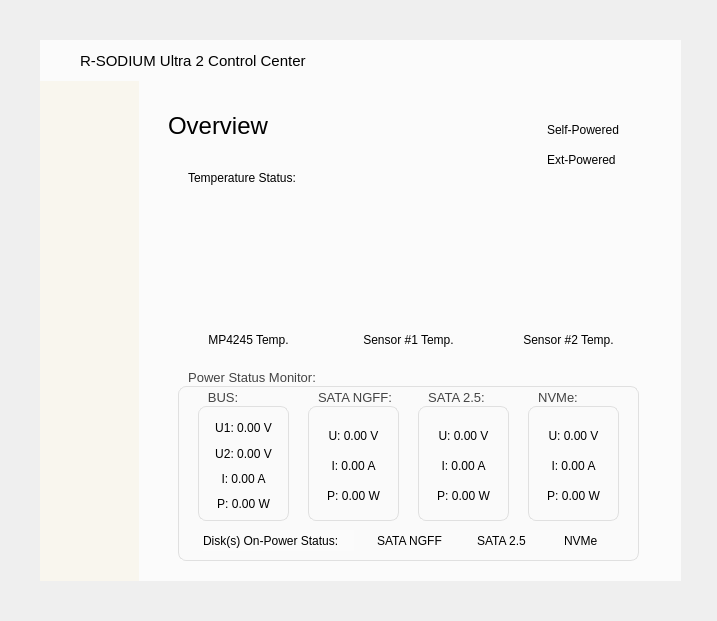
This is main.ui in barryblueice/R-SODIUM-Ultra-2-Control-Center as Qt 5 draws it before an edit. The edited form follows.
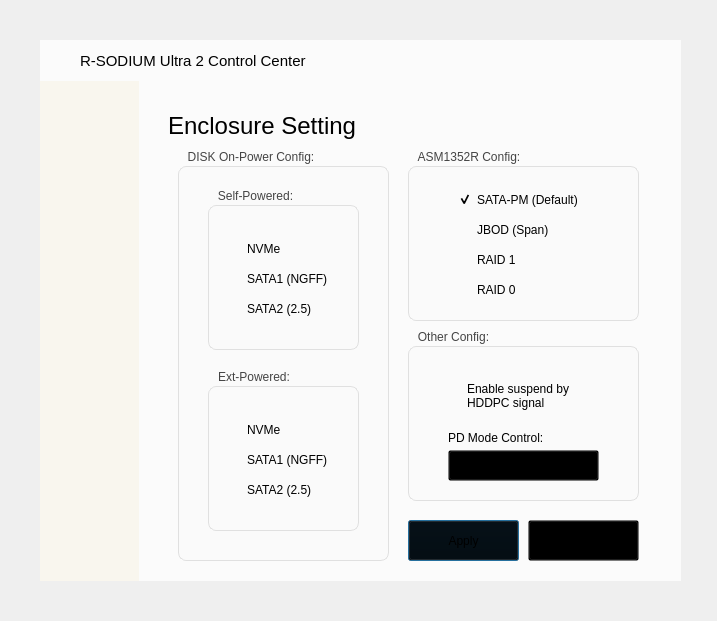
This is the edited form. Icons and pictures are not drawn. Custom widgets are drawn as their Qt base class.

Diff of the .ui file:
```diff
--- a/main.ui
+++ b/main.ui
@@ -602,7 +602,7 @@
      </property>
      <property name="font">
       <font>
-       <family>Segoe UI</family>
+       <family>Microsoft YaHei UI</family>
       </font>
      </property>
      <property name="autoFillBackground">
@@ -692,16 +692,16 @@
       <widget class="QGroupBox" name="groupBox">
        <property name="geometry">
         <rect>
-         <x>20</x>
-         <y>70</y>
-         <width>231</width>
-         <height>401</height>
+         <x>40</x>
+         <y>60</y>
+         <width>211</width>
+         <height>411</height>
         </rect>
        </property>
        <property name="font">
         <font>
-         <family>Segoe UI</family>
-         <pointsize>10</pointsize>
+         <family>Microsoft YaHei UI</family>
+         <pointsize>9</pointsize>
         </font>
        </property>
        <property name="styleSheet">
@@ -728,7 +728,7 @@
          <rect>
           <x>30</x>
           <y>39</y>
-          <width>171</width>
+          <width>151</width>
           <height>161</height>
          </rect>
         </property>
@@ -738,7 +738,7 @@
         <widget class="QCheckBox" name="self_sata1_pwr_checked">
          <property name="geometry">
           <rect>
-           <x>30</x>
+           <x>20</x>
            <y>80</y>
            <width>121</width>
            <height>19</height>
@@ -759,7 +759,7 @@
         <widget class="QCheckBox" name="self_sata2_pwr_checked">
          <property name="geometry">
           <rect>
-           <x>30</x>
+           <x>20</x>
            <y>110</y>
            <width>121</width>
            <height>19</height>
@@ -780,7 +780,7 @@
         <widget class="QCheckBox" name="self_nvme_pwr_checked">
          <property name="geometry">
           <rect>
-           <x>30</x>
+           <x>20</x>
            <y>50</y>
            <width>83</width>
            <height>19</height>
@@ -804,7 +804,7 @@
          <rect>
           <x>30</x>
           <y>220</y>
-          <width>171</width>
+          <width>151</width>
           <height>161</height>
          </rect>
         </property>
@@ -814,7 +814,7 @@
         <widget class="QCheckBox" name="ext_sata1_pwr_checked">
          <property name="geometry">
           <rect>
-           <x>30</x>
+           <x>20</x>
            <y>80</y>
            <width>121</width>
            <height>19</height>
@@ -835,7 +835,7 @@
         <widget class="QCheckBox" name="ext_sata2_pwr_checked">
          <property name="geometry">
           <rect>
-           <x>30</x>
+           <x>20</x>
            <y>110</y>
            <width>121</width>
            <height>19</height>
@@ -856,7 +856,7 @@
         <widget class="QCheckBox" name="ext_nvme_pwr_checked">
          <property name="geometry">
           <rect>
-           <x>30</x>
+           <x>20</x>
            <y>50</y>
            <width>83</width>
            <height>19</height>
@@ -880,15 +880,15 @@
        <property name="geometry">
         <rect>
          <x>270</x>
-         <y>70</y>
+         <y>60</y>
          <width>231</width>
          <height>171</height>
         </rect>
        </property>
        <property name="font">
         <font>
-         <family>Segoe UI</family>
-         <pointsize>10</pointsize>
+         <family>Microsoft YaHei UI</family>
+         <pointsize>9</pointsize>
         </font>
        </property>
        <property name="styleSheet">
@@ -1005,15 +1005,15 @@
        <property name="geometry">
         <rect>
          <x>270</x>
-         <y>250</y>
+         <y>240</y>
          <width>231</width>
-         <height>161</height>
+         <height>171</height>
         </rect>
        </property>
        <property name="font">
         <font>
-         <family>Segoe UI</family>
-         <pointsize>10</pointsize>
+         <family>Microsoft YaHei UI</family>
+         <pointsize>9</pointsize>
         </font>
        </property>
        <property name="styleSheet">
@@ -1039,7 +1039,7 @@
         <property name="geometry">
          <rect>
           <x>40</x>
-          <y>40</y>
+          <y>50</y>
           <width>151</width>
           <height>31</height>
          </rect>
@@ -1061,7 +1061,7 @@
         <property name="geometry">
          <rect>
           <x>40</x>
-          <y>110</y>
+          <y>120</y>
           <width>151</width>
           <height>31</height>
          </rect>
@@ -1097,7 +1097,7 @@
         <property name="geometry">
          <rect>
           <x>40</x>
-          <y>90</y>
+          <y>100</y>
           <width>131</width>
           <height>16</height>
          </rect>
@@ -1982,7 +1982,7 @@
         <rect>
          <x>40</x>
          <y>290</y>
-         <width>171</width>
+         <width>211</width>
          <height>181</height>
         </rect>
        </property>
@@ -2010,7 +2010,7 @@
          <rect>
           <x>30</x>
           <y>30</y>
-          <width>111</width>
+          <width>151</width>
           <height>41</height>
          </rect>
         </property>
@@ -2023,7 +2023,7 @@
          <rect>
           <x>30</x>
           <y>80</y>
-          <width>111</width>
+          <width>151</width>
           <height>41</height>
          </rect>
         </property>
@@ -2036,7 +2036,7 @@
          <rect>
           <x>30</x>
           <y>130</y>
-          <width>111</width>
+          <width>151</width>
           <height>41</height>
          </rect>
         </property>
@@ -2115,7 +2115,7 @@
          <string/>
         </property>
        </widget>
-       <widget class="QCheckBox" name="curve_mode_btn">
+       <widget class="QCheckBox" name="curve_mode_checked">
         <property name="geometry">
          <rect>
           <x>330</x>
@@ -2142,7 +2142,7 @@
          <bool>true</bool>
         </property>
        </widget>
-       <widget class="QCheckBox" name="fixed_mode_btn">
+       <widget class="QCheckBox" name="fixed_mode_checked">
         <property name="geometry">
          <rect>
           <x>330</x>
@@ -2166,7 +2166,7 @@
          <bool>true</bool>
         </property>
        </widget>
-       <widget class="QCheckBox" name="fullon_mode_btn">
+       <widget class="QCheckBox" name="fullon_mode_checked">
         <property name="geometry">
          <rect>
           <x>330</x>
@@ -2212,19 +2212,41 @@
           <height>181</height>
          </rect>
         </property>
+        <property name="styleSheet">
+         <string notr="true">#FanSettingWidget {
+    background-color: transparent;
+}
+
+#FanSettingWidget[disabledState=&quot;true&quot;] {
+    background-color: rgba(255, 255, 255, 200);
+}</string>
+        </property>
         <property name="currentIndex">
          <number>0</number>
         </property>
-        <widget class="FanCurveWidget" name="FanCurveSetting"/>
+        <widget class="FanCurveWidget" name="FanCurveWidget"/>
         <widget class="FanNoCurveWidget" name="FanNoCurveWidget"/>
        </widget>
+       <widget class="QWidget" name="FanSettingDisabledWidget" native="true">
+        <property name="geometry">
+         <rect>
+          <x>19</x>
+          <y>30</y>
+          <width>271</width>
+          <height>181</height>
+         </rect>
+        </property>
+        <property name="styleSheet">
+         <string notr="true">background-color: rgba(250, 250, 250, 180);</string>
+        </property>
+       </widget>
       </widget>
       <widget class="QGroupBox" name="groupBox_8">
        <property name="geometry">
         <rect>
-         <x>230</x>
+         <x>270</x>
          <y>290</y>
-         <width>271</width>
+         <width>231</width>
          <height>121</height>
         </rect>
        </property>
@@ -2250,7 +2272,7 @@
        <widget class="QLabel" name="label_18">
         <property name="geometry">
          <rect>
-          <x>60</x>
+          <x>35</x>
           <y>40</y>
           <width>161</width>
           <height>21</height>
@@ -2263,7 +2285,7 @@
        <widget class="QSpinBox" name="temp_setting_spinbox">
         <property name="geometry">
          <rect>
-          <x>90</x>
+          <x>65</x>
           <y>70</y>
           <width>70</width>
           <height>31</height>
@@ -2279,7 +2301,7 @@
        <widget class="QLabel" name="temp_setting_show">
         <property name="geometry">
          <rect>
-          <x>170</x>
+          <x>145</x>
           <y>70</y>
           <width>41</width>
           <height>31</height>
@@ -2608,24 +2630,6 @@
         <string>Apply</string>
        </property>
       </widget>
-      <widget class="QCheckBox" name="fahrenheit_celsius_switch_checked">
-       <property name="geometry">
-        <rect>
-         <x>60</x>
-         <y>300</y>
-         <width>381</width>
-         <height>21</height>
-        </rect>
-       </property>
-       <property name="styleSheet">
-        <string notr="true">QCheckBox {
-    background: transparent;
-}</string>
-       </property>
-       <property name="text">
-        <string>Use Fahrenheit for temperature (Celsius by default)</string>
-       </property>
-      </widget>
       <widget class="QCheckBox" name="minimized_startup_checked_2">
        <property name="geometry">
         <rect>
@@ -2651,10 +2655,10 @@
    <zorder>topbar</zorder>
    <zorder>about_interface</zorder>
    <zorder>oled_setting_interface</zorder>
-   <zorder>enclosure_setting_interface</zorder>
-   <zorder>controller_setting_interface</zorder>
-   <zorder>center_setting_interface</zorder>
    <zorder>overview_interface</zorder>
+   <zorder>center_setting_interface</zorder>
+   <zorder>controller_setting_interface</zorder>
+   <zorder>enclosure_setting_interface</zorder>
   </widget>
  </widget>
  <customwidgets>
```
